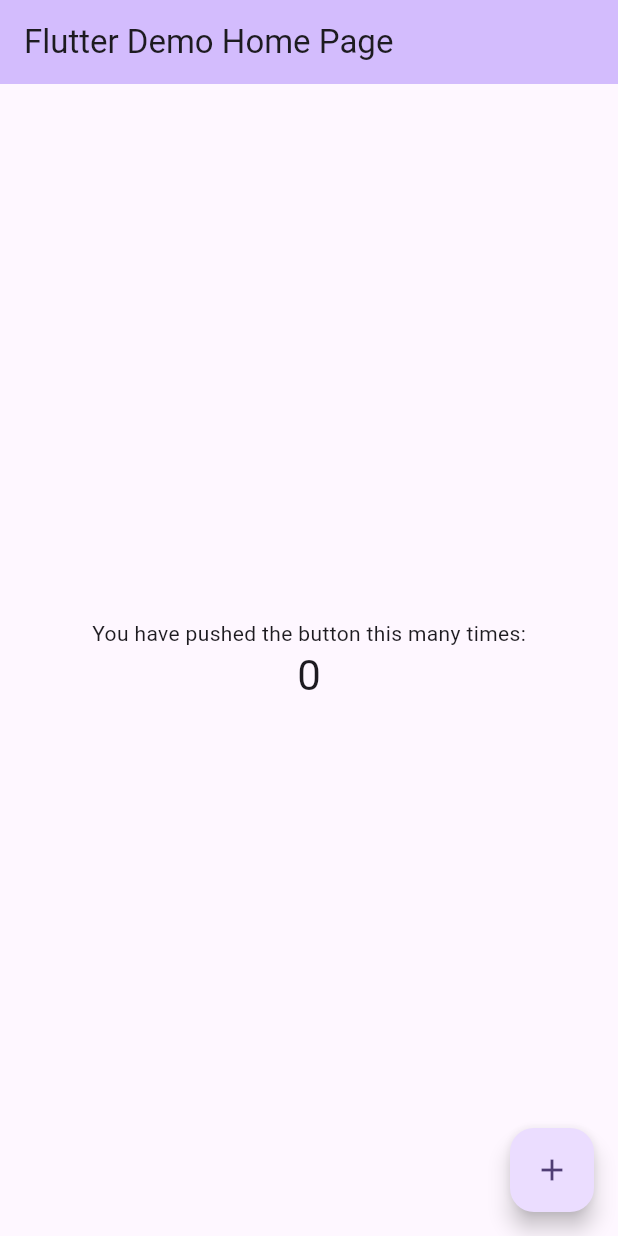
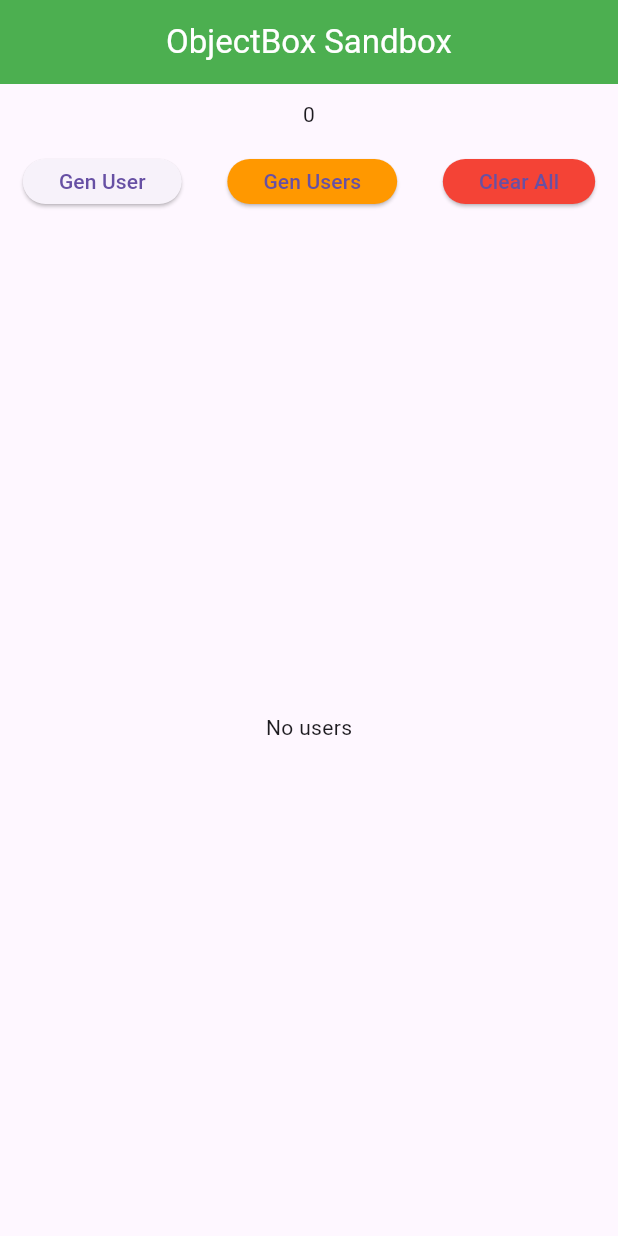
Before and after one commit to chirastefan/objectbox_dart_sandbox, a Flutter app: the screen it shows after launch, on a phone screen of 412 x 824 dp. Run offline on Flutter 3.47's test engine with Material 3 defaults, Android fonts, the phone set to English and light mode, and no system bars; our stand-ins replace basic_utils, get, objectbox; generated files the repository leaves out were written again; statements that could not run were skipped.

Commit message:
added example

```diff
--- /dev/null
+++ b/lib/boxes/players_box.dart
@@ -0,0 +1,12 @@
+part of '../objectbox.dart';
+
+extension PlayersBox on ObjectBox {
+  Stream<List<Player>> getPlayers({required int userId, int? teamId}) {
+    final builder = playersBox.query()..order(Player_.id, flags: Order.descending);
+    builder.link(Player_.user, User_.id.equals(userId));
+
+    if (teamId != null) builder.linkMany(Player_.team, Team_.id.equals(teamId));
+
+    return builder.watch(triggerImmediately: true).map((query) => query.find());
+  }
+}
--- /dev/null
+++ b/lib/boxes/teams_box.dart
@@ -0,0 +1,9 @@
+part of '../objectbox.dart';
+
+extension TeamsBox on ObjectBox {
+  Stream<List<Team>> getTeams({required int userId}) {
+    final builder = teamsBox.query()..order(Team_.id, flags: Order.descending);
+    builder.link(Team_.user, User_.id.equals(userId));
+    return builder.watch(triggerImmediately: true).map((query) => query.find());
+  }
+}
--- /dev/null
+++ b/lib/boxes/user_box.dart
@@ -0,0 +1,39 @@
+part of '../objectbox.dart';
+
+extension UserBox on ObjectBox {
+  void clearAllUsers() => userBox.removeAllAsync();
+
+  User getUser(int id) => userBox.get(id)!;
+
+  Stream<int> getUsersCount() {
+    final builder = userBox.query()..order(User_.name);
+    return builder.watch(triggerImmediately: true).map((query) => query.count());
+  }
+
+  Stream<List<User>> getUsers() {
+    final builder = userBox.query()..order(User_.name);
+    return builder.watch(triggerImmediately: true).map((query) => query.find());
+  }
+
+  void setUser({required User user}) {
+    userBox.putAsync(user);
+  }
+
+  void setUsers() {
+    const count = 100000;
+    final users = <User>[];
+
+    for (int i = count; i <= count && i > 0; i--) {
+      final user = User.new(name: StringUtils.generateRandomString(10));
+
+      user.players.addAll([
+        Player.new(name: StringUtils.generateRandomString(10)),
+        Player.new(name: StringUtils.generateRandomString(10)),
+        Player.new(name: StringUtils.generateRandomString(10))
+      ]);
+      users.add(user);
+    }
+
+    userBox.putManyAsync(users);
+  }
+}
--- a/lib/main.dart
+++ b/lib/main.dart
@@ -1,122 +1,28 @@
-import 'package:flutter/material.dart';
+import 'package:flutter/cupertino.dart';
+import 'package:get/get.dart';
+import 'package:objectbox_dart_sandbox/objectbox.dart';
+import 'package:objectbox_dart_sandbox/routes.dart';
+import 'package:objectbox_dart_sandbox/screens/testing.dart';
+import 'package:objectbox_dart_sandbox/widgets/layout_wrapper.dart';
 
-void main() {
+late ObjectBox objectbox;
+
+Future<void> main() async {
+  WidgetsFlutterBinding.ensureInitialized();
+  objectbox = await ObjectBox.create();
+
   runApp(const MyApp());
 }
 
 class MyApp extends StatelessWidget {
   const MyApp({super.key});
 
-  // This widget is the root of your application.
   @override
   Widget build(BuildContext context) {
-    return MaterialApp(
-      title: 'Flutter Demo',
-      theme: ThemeData(
-        // This is the theme of your application.
-        //
-        // TRY THIS: Try running your application with "flutter run". You'll see
-        // the application has a purple toolbar. Then, without quitting the app,
-        // try changing the seedColor in the colorScheme below to Colors.green
-        // and then invoke "hot reload" (save your changes or press the "hot
-        // reload" button in a Flutter-supported IDE, or press "r" if you used
-        // the command line to start the app).
-        //
-        // Notice that the counter didn't reset back to zero; the application
-        // state is not lost during the reload. To reset the state, use hot
-        // restart instead.
-        //
-        // This works for code too, not just values: Most code changes can be
-        // tested with just a hot reload.
-        colorScheme: ColorScheme.fromSeed(seedColor: Colors.deepPurple),
-      ),
-      home: const MyHomePage(title: 'Flutter Demo Home Page'),
+    return GetMaterialApp(
+      title: 'ObjectBox sandbox',
+      home: LayoutWrapper(childWidget: Testing()),
+      onGenerateRoute: (settings) => generateRoute(settings: settings),
     );
   }
 }
-
-class MyHomePage extends StatefulWidget {
-  const MyHomePage({super.key, required this.title});
-
-  // This widget is the home page of your application. It is stateful, meaning
-  // that it has a State object (defined below) that contains fields that affect
-  // how it looks.
-
-  // This class is the configuration for the state. It holds the values (in this
-  // case the title) provided by the parent (in this case the App widget) and
-  // used by the build method of the State. Fields in a Widget subclass are
-  // always marked "final".
-
-  final String title;
-
-  @override
-  State<MyHomePage> createState() => _MyHomePageState();
-}
-
-class _MyHomePageState extends State<MyHomePage> {
-  int _counter = 0;
-
-  void _incrementCounter() {
-    setState(() {
-      // This call to setState tells the Flutter framework that something has
-      // changed in this State, which causes it to rerun the build method below
-      // so that the display can reflect the updated values. If we changed
-      // _counter without calling setState(), then the build method would not be
-      // called again, and so nothing would appear to happen.
-      _counter++;
-    });
-  }
-
-  @override
-  Widget build(BuildContext context) {
-    // This method is rerun every time setState is called, for instance as done
-    // by the _incrementCounter method above.
-    //
-    // The Flutter framework has been optimized to make rerunning build methods
-    // fast, so that you can just rebuild anything that needs updating rather
-    // than having to individually change instances of widgets.
-    return Scaffold(
-      appBar: AppBar(
-        // TRY THIS: Try changing the color here to a specific color (to
-        // Colors.amber, perhaps?) and trigger a hot reload to see the AppBar
-        // change color while the other colors stay the same.
-        backgroundColor: Theme.of(context).colorScheme.inversePrimary,
-        // Here we take the value from the MyHomePage object that was created by
-        // the App.build method, and use it to set our appbar title.
-        title: Text(widget.title),
-      ),
-      body: Center(
-        // Center is a layout widget. It takes a single child and positions it
-        // in the middle of the parent.
-        child: Column(
-          // Column is also a layout widget. It takes a list of children and
-          // arranges them vertically. By default, it sizes itself to fit its
-          // children horizontally, and tries to be as tall as its parent.
-          //
-          // Column has various properties to control how it sizes itself and
-          // how it positions its children. Here we use mainAxisAlignment to
-          // center the children vertically; the main axis here is the vertical
-          // axis because Columns are vertical (the cross axis would be
-          // horizontal).
-          //
-          // TRY THIS: Invoke "debug painting" (choose the "Toggle Debug Paint"
-          // action in the IDE, or press "p" in the console), to see the
-          // wireframe for each widget.
-          mainAxisAlignment: MainAxisAlignment.center,
-          children: <Widget>[
-            const Text('You have pushed the button this many times:'),
-            Text(
-              '$_counter',
-              style: Theme.of(context).textTheme.headlineMedium,
-            ),
-          ],
-        ),
-      ),
-      floatingActionButton: FloatingActionButton(
-        onPressed: _incrementCounter,
-        tooltip: 'Increment',
-        child: const Icon(Icons.add),
-      ), // This trailing comma makes auto-formatting nicer for build methods.
-    );
-  }
-}
--- /dev/null
+++ b/lib/models/player.dart
@@ -0,0 +1,16 @@
+import 'package:objectbox/objectbox.dart';
+import 'package:objectbox_dart_sandbox/models/team.dart';
+import 'package:objectbox_dart_sandbox/models/user.dart';
+
+@Entity()
+class Player {
+  @Id()
+  int id;
+  String name;
+
+  // relationships
+  final user = ToOne<User>();
+  final team = ToMany<Team>();
+
+  Player({required this.name, this.id = 0});
+}
--- /dev/null
+++ b/lib/models/team.dart
@@ -0,0 +1,17 @@
+import 'package:objectbox/objectbox.dart';
+import 'package:objectbox_dart_sandbox/models/player.dart';
+import 'package:objectbox_dart_sandbox/models/user.dart';
+
+@Entity()
+class Team {
+  @Id()
+  int id;
+  String name;
+
+  // relationships
+  final user = ToOne<User>();
+  @Backlink('team')
+  final players = ToMany<Player>();
+
+  Team({required this.name, this.id = 0});
+}
--- /dev/null
+++ b/lib/models/user.dart
@@ -0,0 +1,18 @@
+import 'package:objectbox/objectbox.dart';
+import 'package:objectbox_dart_sandbox/models/player.dart';
+import 'package:objectbox_dart_sandbox/models/team.dart';
+
+@Entity()
+class User {
+  @Id()
+  int id;
+  String name;
+
+  // relationships
+  @Backlink('user')
+  final players = ToMany<Player>();
+  @Backlink('user')
+  final teams = ToMany<Team>();
+
+  User({required this.name, this.id = 0});
+}
--- /dev/null
+++ b/lib/objectbox.dart
@@ -0,0 +1,59 @@
+import 'dart:io';
+
+import 'package:basic_utils/basic_utils.dart';
+import 'package:objectbox_dart_sandbox/models/player.dart';
+import 'package:objectbox_dart_sandbox/models/team.dart';
+import 'package:objectbox_dart_sandbox/models/user.dart';
+import 'package:objectbox_dart_sandbox/objectbox.g.dart';
+import 'package:path/path.dart' as path;
+import 'package:path_provider/path_provider.dart';
+
+part 'boxes/players_box.dart';
+part 'boxes/teams_box.dart';
+part 'boxes/user_box.dart';
+
+class ObjectBox {
+  static const _dbName = 'obx_db';
+  late final Store _store;
+  late final Admin _admin;
+  late final SyncClient _syncClient;
+  late final Box<User> userBox;
+  late final Box<Player> playersBox;
+  late final Box<Team> teamsBox;
+
+  ObjectBox._create(this._store) {
+    if (Admin.isAvailable()) _admin = Admin(_store);
+
+    if (Sync.isAvailable()) {
+      _syncClient = Sync.client(_store, Platform.isAndroid ? 'ws://10.0.2.2:9999' : 'ws://127.0.0.1:9999', SyncCredentials.none());
+      _syncClient.start();
+    }
+
+    userBox = Box<User>(_store);
+    playersBox = Box<Player>(_store);
+    teamsBox = Box<Team>(_store);
+  }
+
+  static Future<ObjectBox> create() async {
+    final docsDir = await getApplicationDocumentsDirectory();
+    print(docsDir);
+    final store = await openStore(
+      directory: path.join(docsDir.path, _dbName),
+      maxDBSizeInKB: 2 * 1024 * 1024, // 2GB
+      macosApplicationGroup: 'obx_db.demo',
+    );
+    return ObjectBox._create(store);
+  }
+
+  Future<void> deleteDbFiles() async {
+    final docDir = await getApplicationDocumentsDirectory();
+    Directory('${docDir.path}/$_dbName').delete(recursive: true);
+  }
+
+  Future<void> clearDB() async {
+    userBox.removeAllAsync();
+    playersBox.removeAllAsync();
+    teamsBox.removeAllAsync();
+    await deleteDbFiles();
+  }
+}
--- /dev/null
+++ b/lib/routes.dart
@@ -0,0 +1,25 @@
+import 'package:flutter/cupertino.dart';
+import 'package:flutter/material.dart';
+import 'package:get/get.dart';
+import 'package:objectbox_dart_sandbox/not_found.dart';
+import 'package:objectbox_dart_sandbox/screens/testing.dart';
+import 'package:objectbox_dart_sandbox/screens/user_details.dart';
+import 'package:objectbox_dart_sandbox/widgets/layout_wrapper.dart';
+
+class RoutesConsts {
+  static const root = '/';
+  static const testing = '/testing';
+  static const userDetails = '/userDetails';
+}
+
+Route<dynamic> generateRoute({required RouteSettings settings}) => switch (settings.name) {
+  RoutesConsts.testing => GetPageRoute(
+    settings: const RouteSettings(name: RoutesConsts.testing),
+    page: () => LayoutWrapper(childWidget: Testing()),
+  ),
+  RoutesConsts.userDetails => GetPageRoute(
+    settings: const RouteSettings(name: RoutesConsts.userDetails),
+    page: () => LayoutWrapper(childWidget: UserDetails(userId: settings.arguments as int)),
+  ),
+  _ => GetPageRoute(settings: const RouteSettings(name: RoutesConsts.root), page: () => const NotFound()),
+};
--- /dev/null
+++ b/lib/screens/testing.dart
@@ -0,0 +1,117 @@
+import 'package:basic_utils/basic_utils.dart';
+import 'package:flutter/material.dart';
+import 'package:get/get.dart';
+import 'package:objectbox_dart_sandbox/main.dart';
+import 'package:objectbox_dart_sandbox/models/player.dart';
+import 'package:objectbox_dart_sandbox/models/team.dart';
+import 'package:objectbox_dart_sandbox/models/user.dart';
+import 'package:objectbox_dart_sandbox/objectbox.dart';
+import 'package:objectbox_dart_sandbox/routes.dart';
+
+class Testing extends StatefulWidget {
+  const Testing({super.key});
+
+  @override
+  State<Testing> createState() => _TestingState();
+}
+
+Widget Function(BuildContext, int) _itemBuilder(List<User> users) =>
+    (BuildContext context, int index) => Padding(
+      padding: const EdgeInsets.symmetric(horizontal: 5, vertical: 3),
+      child: ListTile(
+        textColor: Colors.white,
+        tileColor: Colors.black87,
+        dense: true,
+        onTap: () => Get.toNamed(RoutesConsts.userDetails, arguments: users[index].id),
+        title: Center(child: Text(users[index].name)),
+      ),
+    );
+
+class _TestingState extends State<Testing> {
+  @override
+  Widget build(BuildContext context) {
+    return Column(
+      children: [
+        Padding(
+          padding: const EdgeInsets.symmetric(vertical: 10),
+          child: StreamBuilder<int>(
+            stream: objectbox.getUsersCount(),
+            builder: (context, snapshot) {
+              if (snapshot.data != null) {
+                return Center(child: Text(snapshot.data.toString()));
+              } else {
+                return const Center(child: Text('0'));
+              }
+            },
+          ),
+        ),
+        Padding(
+          padding: const EdgeInsets.symmetric(vertical: 10),
+          child: Row(
+            mainAxisAlignment: MainAxisAlignment.spaceAround,
+            children: [
+              SizedBox(
+                height: 30,
+                child: ElevatedButton(
+                  onPressed: () {
+                    final team = Team(name: 'team_${StringUtils.generateRandomString(10)}');
+                    final teamPlayer1 = Player(name: 'team_player_${StringUtils.generateRandomString(10)}');
+                    final teamPlayer2 = Player(name: 'team_player_${StringUtils.generateRandomString(10)}');
+
+                    objectbox.setUser(
+                      user:
+                          User(name: 'user_${StringUtils.generateRandomString(10)}')
+                            ..players.addAll([
+                              Player(name: 'player_${StringUtils.generateRandomString(10)}'),
+                              Player(name: 'player_${StringUtils.generateRandomString(10)}'),
+                              Player(name: 'player_${StringUtils.generateRandomString(10)}'),
+                            ])
+                            ..teams.addAll([
+                              team..players.addAll([teamPlayer1, teamPlayer2]),
+                            ]),
+                    );
+                  },
+                  child: const Text('Gen User'),
+                ),
+              ),
+              SizedBox(
+                height: 30,
+                child: ElevatedButton(
+                  style: ElevatedButton.styleFrom(backgroundColor: Colors.orange),
+                  onPressed: () {
+                    objectbox.setUsers();
+                  },
+                  child: const Text('Gen Users'),
+                ),
+              ),
+              SizedBox(
+                height: 30,
+                child: ElevatedButton(
+                  style: ElevatedButton.styleFrom(backgroundColor: Colors.red),
+                  onPressed: () => objectbox.clearDB(),
+                  child: const Text('Clear All'),
+                ),
+              ),
+            ],
+          ),
+        ),
+        Expanded(
+          child: StreamBuilder<List<User>>(
+            stream: objectbox.getUsers(),
+            builder: (context, snapshot) {
+              if (snapshot.data?.isNotEmpty ?? false) {
+                return ListView.builder(
+                  shrinkWrap: true,
+                  itemCount: snapshot.hasData ? snapshot.data!.length : 0,
+                  itemBuilder: _itemBuilder(snapshot.data ?? []),
+                );
+              } else {
+                return const Center(child: Text('No users'));
+              }
+            },
+          ),
+        ),
+      ],
+    );
+  }
+}
--- /dev/null
+++ b/lib/widgets/layout_wrapper.dart
@@ -0,0 +1,28 @@
+import 'package:flutter/material.dart';
+import 'package:get/get.dart';
+
+class LayoutWrapper extends StatelessWidget {
+  final Widget childWidget;
+
+  const LayoutWrapper({super.key, required this.childWidget});
+
+  @override
+  Widget build(BuildContext context) => SafeArea(
+    top: false,
+    child: Scaffold(
+      appBar: AppBar(
+        backgroundColor: Colors.green,
+        iconTheme: const IconThemeData(color: Colors.white),
+        centerTitle: true,
+        title: Text('ObjectBox Sandbox', style: TextStyle(color: Colors.white)),
+      ),
+      resizeToAvoidBottomInset: true,
+      drawerEnableOpenDragGesture: false,
+      body: LayoutBuilder(
+        builder:
+            (content, constraints) =>
+                Container(constraints: BoxConstraints(maxWidth: Get.context!.width, maxHeight: Get.context!.height), child: childWidget),
+      ),
+    ),
+  );
+}
```
Also changed, not shown: lib/not_found.dart (added, +23 -0 lines), lib/objectbox-model.json (added, +104 -0 lines), lib/screens/user_details.dart (added, +96 -0 lines), lib/widgets/dialogs/players_dialog.dart (added, +38 -0 lines), pubspec.yaml (+8 -0 lines), pubspec.lock, 7 other files.
